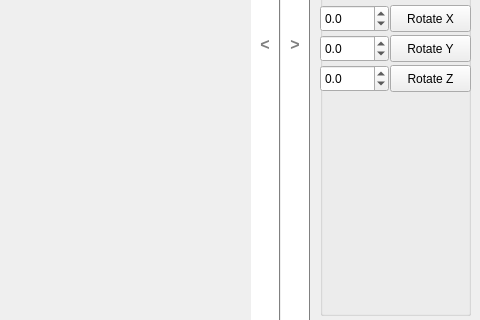
First picture: the form in window.ui, repository admesh/ADMeshGUI, before the edit; both pictures show x 499 to 979 and y 262 to 582 of the 979 by 675 pixel window.
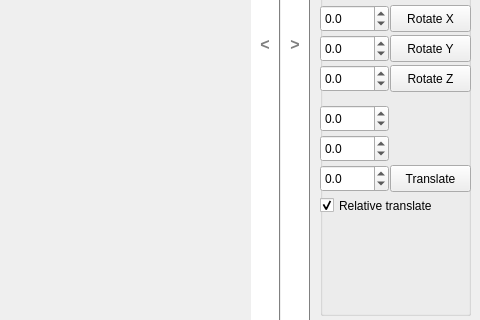
Second picture: the form after the edit. Custom widgets are drawn as their Qt base class.

Patch:
```diff
--- a/window.ui
+++ b/window.ui
@@ -594,6 +594,119 @@
           <string>Rotate Z</string>
          </property>
         </widget>
+        <widget class="QDoubleSpinBox" name="translateXBox">
+         <property name="geometry">
+          <rect>
+           <x>0</x>
+           <y>250</y>
+           <width>69</width>
+           <height>27</height>
+          </rect>
+         </property>
+         <property name="decimals">
+          <number>1</number>
+         </property>
+         <property name="minimum">
+          <double>-1000.000000000000000</double>
+         </property>
+         <property name="maximum">
+          <double>1000.000000000000000</double>
+         </property>
+        </widget>
+        <widget class="QDoubleSpinBox" name="translateYBox">
+         <property name="geometry">
+          <rect>
+           <x>0</x>
+           <y>280</y>
+           <width>69</width>
+           <height>27</height>
+          </rect>
+         </property>
+         <property name="decimals">
+          <number>1</number>
+         </property>
+         <property name="minimum">
+          <double>-1000.000000000000000</double>
+         </property>
+         <property name="maximum">
+          <double>1000.000000000000000</double>
+         </property>
+        </widget>
+        <widget class="QDoubleSpinBox" name="translateZBox">
+         <property name="geometry">
+          <rect>
+           <x>0</x>
+           <y>310</y>
+           <width>69</width>
+           <height>27</height>
+          </rect>
+         </property>
+         <property name="decimals">
+          <number>1</number>
+         </property>
+         <property name="minimum">
+          <double>-1000.000000000000000</double>
+         </property>
+         <property name="maximum">
+          <double>1000.000000000000000</double>
+         </property>
+        </widget>
+        <widget class="QCheckBox" name="translateRelBox">
+         <property name="geometry">
+          <rect>
+           <x>0</x>
+           <y>340</y>
+           <width>151</width>
+           <height>21</height>
+          </rect>
+         </property>
+         <property name="sizePolicy">
+          <sizepolicy hsizetype="Minimum" vsizetype="Expanding">
+           <horstretch>0</horstretch>
+           <verstretch>0</verstretch>
+          </sizepolicy>
+         </property>
+         <property name="minimumSize">
+          <size>
+           <width>0</width>
+           <height>0</height>
+          </size>
+         </property>
+         <property name="maximumSize">
+          <size>
+           <width>16777215</width>
+           <height>16777215</height>
+          </size>
+         </property>
+         <property name="layoutDirection">
+          <enum>Qt::LeftToRight</enum>
+         </property>
+         <property name="text">
+          <string>Relative translate</string>
+         </property>
+         <property name="checked">
+          <bool>true</bool>
+         </property>
+         <property name="autoRepeatInterval">
+          <number>0</number>
+         </property>
+         <property name="tristate">
+          <bool>false</bool>
+         </property>
+        </widget>
+        <widget class="QPushButton" name="translateButton">
+         <property name="geometry">
+          <rect>
+           <x>70</x>
+           <y>310</y>
+           <width>81</width>
+           <height>27</height>
+          </rect>
+         </property>
+         <property name="text">
+          <string>Translate</string>
+         </property>
+        </widget>
        </widget>
       </widget>
      </item>
```
